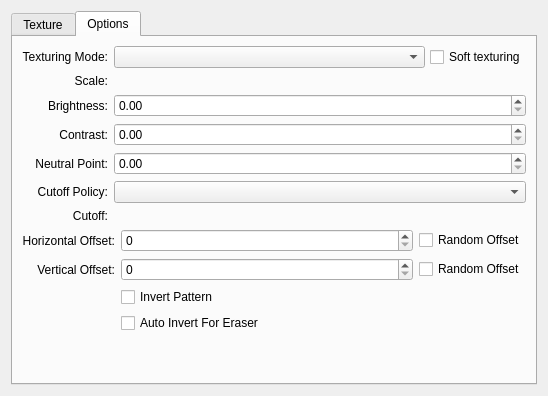
Above: plugins/paintops/libpaintop/forms/wdgtexturechooser.ui from KDE/krita before the change. Below: the same form after it.
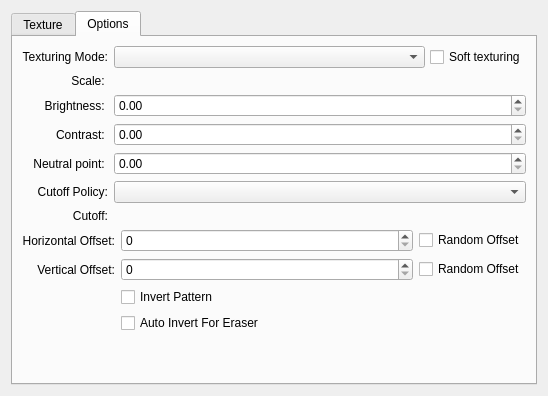
That is the form after the change. The open tabs and pages were chosen to show the change. Custom widgets are drawn as their Qt base class.

```diff
--- a/plugins/paintops/libpaintop/forms/wdgtexturechooser.ui
+++ b/plugins/paintops/libpaintop/forms/wdgtexturechooser.ui
@@ -70,7 +70,7 @@
               </sizepolicy>
              </property>
              <property name="text">
-              <string>Contrast:</string>
+              <string>Contrast: </string>
              </property>
              <property name="alignment">
               <set>Qt::AlignRight|Qt::AlignTrailing|Qt::AlignVCenter</set>
@@ -80,7 +80,7 @@
            <item row="4" column="0">
             <widget class="QLabel" name="lblNeutralPoint">
              <property name="text">
-              <string>Neutral Point:</string>
+              <string>Neutral point: </string>
              </property>
              <property name="alignment">
               <set>Qt::AlignRight|Qt::AlignTrailing|Qt::AlignVCenter</set>
@@ -96,7 +96,7 @@
               </sizepolicy>
              </property>
              <property name="text">
-              <string>Brightness:</string>
+              <string>Brightness: </string>
              </property>
              <property name="alignment">
               <set>Qt::AlignRight|Qt::AlignTrailing|Qt::AlignVCenter</set>
@@ -112,7 +112,7 @@
               </sizepolicy>
              </property>
              <property name="text">
-              <string>Scale:</string>
+              <string>Scale: </string>
              </property>
              <property name="alignment">
               <set>Qt::AlignRight|Qt::AlignTrailing|Qt::AlignVCenter</set>
```
